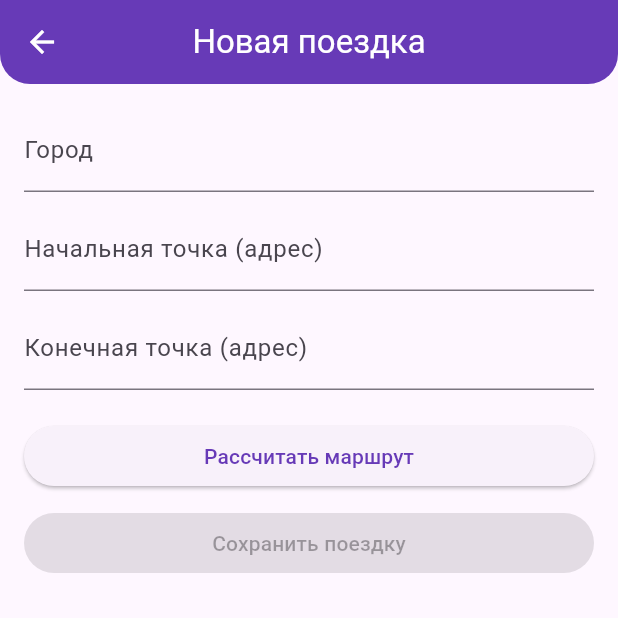
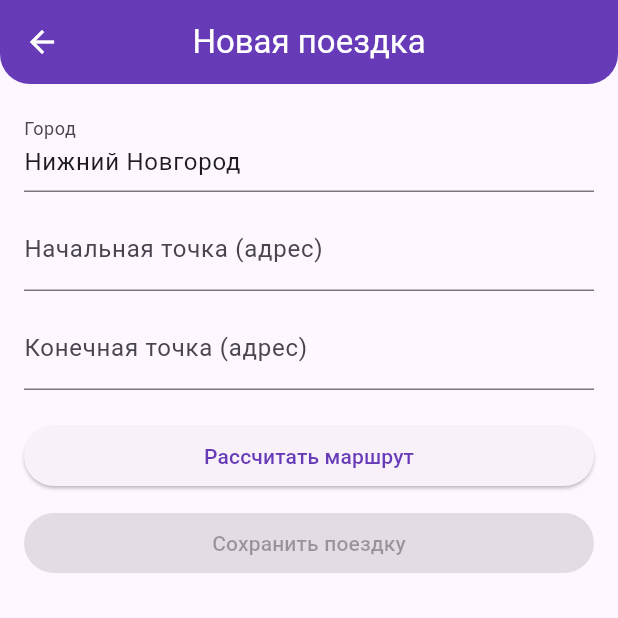
Before and after one commit to Deniskaaaz/TripBotFlutter, a Flutter app: the CreateTripScreen screen opened directly, on a phone screen of 412 x 824 dp, the top half of it. Run offline on Flutter 3.47's test engine with Material 3 defaults, Android fonts, the phone set to English and light mode, and no system bars; our stand-ins replace flutter_map, latlong2, open_filex, package_info_plus, shared_preferences; accounts and stored records are empty; network calls fail.

Commit message:
Pre-fill city with Nizhny Novgorod

```diff
--- a/lib/screens/create_trip_screen.dart
+++ b/lib/screens/create_trip_screen.dart
@@ -10,7 +10,8 @@ class CreateTripScreen extends StatefulWidget {
 }
 
 class _CreateTripScreenState extends State<CreateTripScreen> {
-  final _cityController = TextEditingController();
+  // Предзаполняем город
+  final _cityController = TextEditingController(text: 'Нижний Новгород');
   final _startController = TextEditingController();
   final _endController = TextEditingController();
 
@@ -18,7 +19,7 @@ class _CreateTripScreenState extends State<CreateTripScreen> {
   int? _durationSec;
   String? _originCoords;
   String? _destCoords;
-  double? _tripCost; // автоматически рассчитанная стоимость
+  double? _tripCost;
   bool _isCalculating = false;
   bool _isSaving = false;
   String _message = '';
@@ -63,7 +64,6 @@ class _CreateTripScreenState extends State<CreateTripScreen> {
         throw Exception('Некорректный ответ сервера');
       }
 
-      // Автоматически считаем стоимость
       final cost = await UserSettings.calculateTripCost(distanceKm);
 
       setState(() {
```
